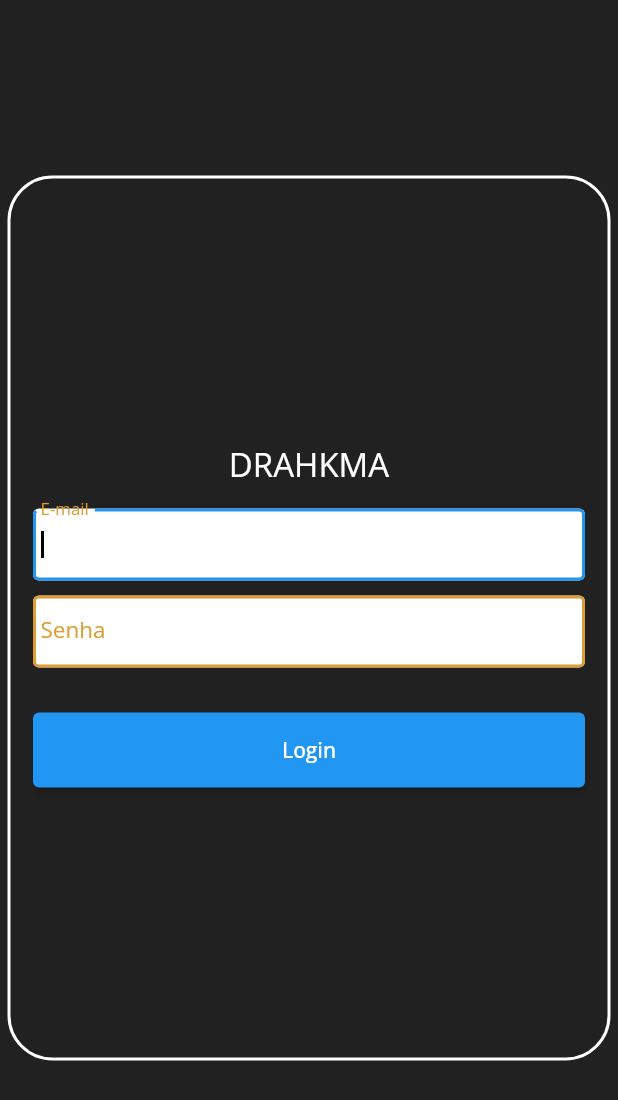
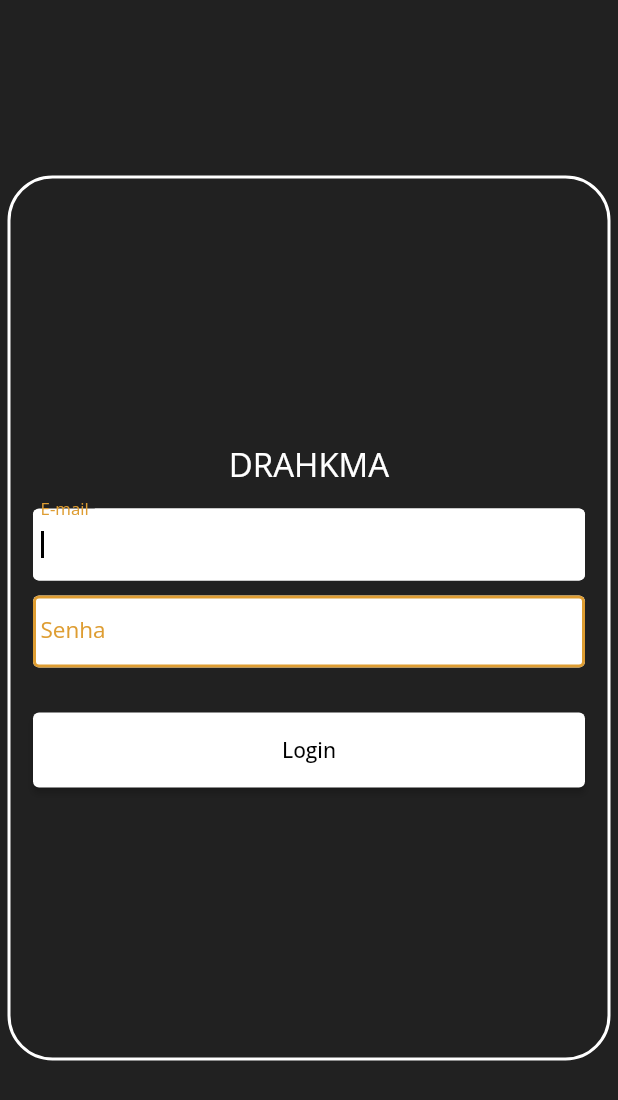
Before and after one commit to leoncio-s/drahkma-frontend, a Flutter app: the screen it shows after launch, on a phone screen of 412 x 824 dp. Shown: the top 1100 px of the screen. Run offline on Flutter 3.47's test engine with Material 3 defaults, Android fonts, the phone set to English and light mode, and no system bars; our stand-ins replace flutter_masked_text2, syncfusion_flutter_charts; missing offline and left inert: dart:html, requests.

Commit message:
Refactore: Alter colors and fonts

```diff
--- a/lib/main.dart
+++ b/lib/main.dart
@@ -62,15 +62,21 @@ class _MainApp extends State<LFinanca> {
         GlobalWidgetsLocalizations.delegate
       ],
       supportedLocales: const [Locale('pt', 'BR')],
+      color: Color.fromRGBO(0, 48, 87, 1),
       theme: ThemeData(
         fontFamily: "OpenSans",
+        brightness: Brightness.dark,
         useMaterial3: false,
         visualDensity: VisualDensity.adaptivePlatformDensity,
         primaryColorDark: Colors.black,
-        hoverColor: Color.fromRGBO(0, 48, 87, 1),
-        brightness: Brightness.dark,
+        hoverColor: const Color.fromRGBO(0, 48, 87, 1),
+        colorScheme: const ColorScheme.dark(
+          primary: Colors.white,
+          secondary: Color.fromRGBO(222, 157, 50, 1),
+          tertiary: Color.fromRGBO(0, 48, 87, 1),
+        ),
         cardColor: Colors.black,
-        secondaryHeaderColor: Color.fromRGBO(222, 157, 50, 1),
+        secondaryHeaderColor: Colors.white,
         textSelectionTheme: const TextSelectionThemeData(
             cursorColor: Colors.white, selectionColor: Color.fromRGBO(222, 157, 50, 1)),
         inputDecorationTheme: const InputDecorationTheme(
@@ -79,7 +85,7 @@ class _MainApp extends State<LFinanca> {
           errorStyle: TextStyle(color: Colors.red, fontSize: 15),
           border: OutlineInputBorder(
               borderSide: BorderSide(
-                  strokeAlign: 10, width: 10.0, color: Colors.black)),
+                  strokeAlign: 10, width: 10.0)),
           constraints: BoxConstraints(minWidth: 15, minHeight: 200),
           focusColor: Color.fromRGBO(222, 157, 50, 1),
           hoverColor: Color.fromARGB(255, 248, 248, 248),
@@ -87,13 +93,33 @@ class _MainApp extends State<LFinanca> {
           filled: true,
           enabledBorder: OutlineInputBorder(
               borderSide: BorderSide(width: 2, color: Color.fromRGBO(222, 157, 50, 1))),
-          counterStyle: TextStyle(color: Colors.black, inherit: false),
+          // counterStyle: TextStyle(color: Colors.black, inherit: false),
           contentPadding: EdgeInsets.all(5.0),
           labelStyle: TextStyle(
               fontFamily: 'OpenSans',
               fontSize: 15,
-              color: Color.fromRGBO(222, 157, 50, 1)),
+              color: Color.fromRGBO(222, 157, 50, 1)
+              ),
         ),
+        buttonTheme: const ButtonThemeData(
+          hoverColor: Color.fromRGBO(0, 48, 87, 1)
+        ),
+        floatingActionButtonTheme: const FloatingActionButtonThemeData(
+          foregroundColor: Colors.white
+        ),
+        dropdownMenuTheme: DropdownMenuThemeData(
+          menuStyle: MenuStyle(
+            backgroundColor: WidgetStateProperty.resolveWith<Color>((state){
+              if(state.contains(WidgetState.hovered)){
+                return const Color.fromRGBO(222, 157, 50, 1);
+              }
+              return Colors.white;
+            }),
+          ),
+          inputDecorationTheme: const InputDecorationTheme(
+            hoverColor: Color.fromRGBO(222, 157, 50, 1),
+          )
+        )
       ),
       routes: {
         // '/items' :(context) => Items(),
```
